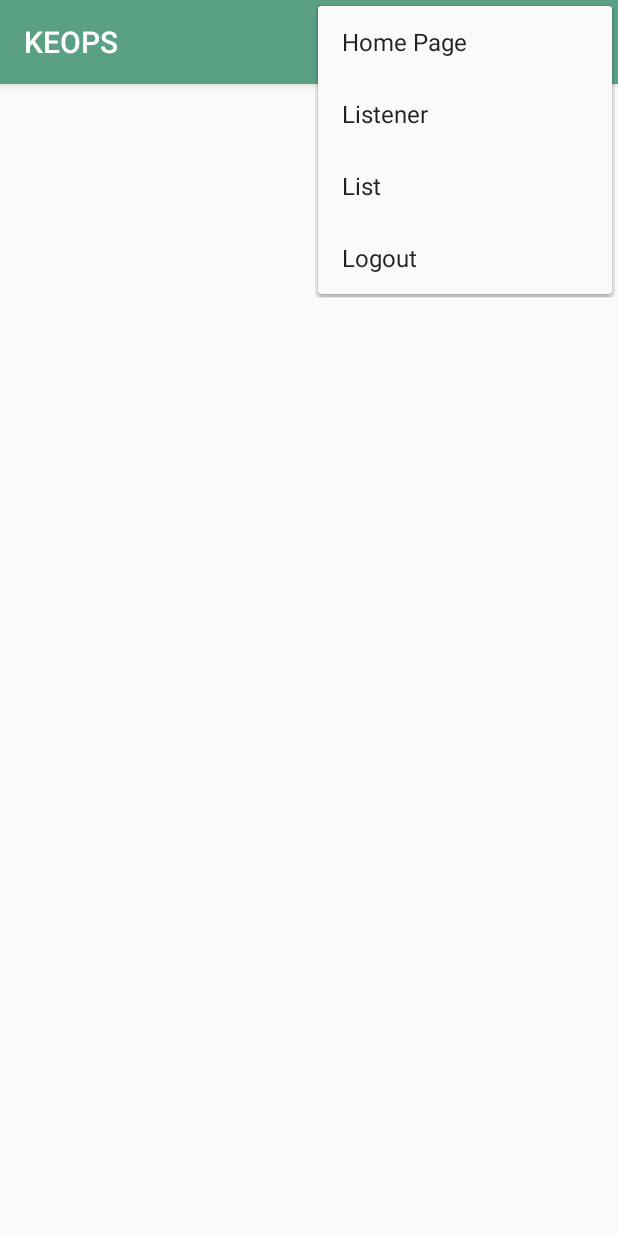
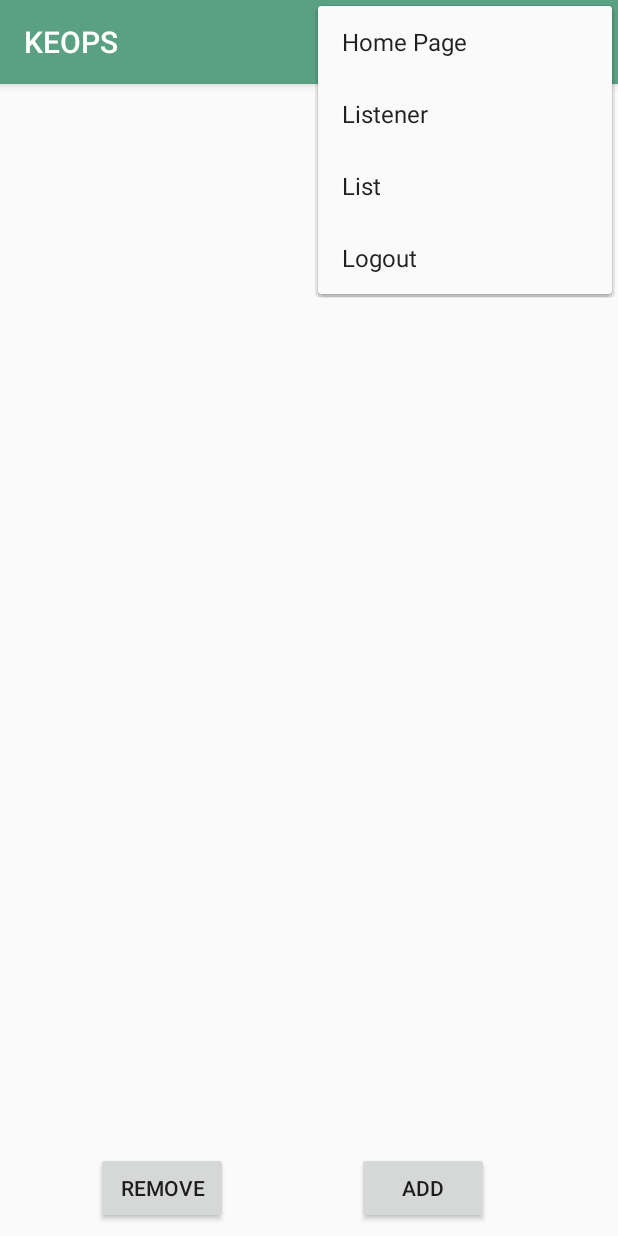
Before and after one commit to KeopsEtu/KeopsMobileFinal, an Android app: the screen it shows after launch once a user with an empty profile is signed in (feedActivity), with the options menu open, on a phone screen of 412 x 824 dp. Run offline under Robolectric (Android 15) with nearby library versions, the phone set to English and light mode, and no system bars; our stand-ins replace Firebase (no records; nobody signed in at launch, a user with empty details on screens opened directly).

Commit message:
Remove ve add buttonları eklendi

```diff
--- a/app/src/main/java/com/example/user/keops/feedActivity.java
+++ b/app/src/main/java/com/example/user/keops/feedActivity.java
@@ -114,4 +114,13 @@ public class feedActivity extends AppCompatActivity {
             }
         });
     }
+
+    public void removeButton(View view){
+
+    }
+
+    public void addButton(View view){
+        Intent intent = new Intent(getApplicationContext(), addItemViaKeyboardActivity.class);
+        startActivity(intent);
+    }
 }
--- a/app/src/main/res/layout/activity_feed.xml
+++ b/app/src/main/res/layout/activity_feed.xml
@@ -8,8 +8,40 @@
 
     <ListView
         android:id="@+id/listView"
-        android:layout_width="395dp"
-        android:layout_height="715dp"
-        tools:layout_editor_absoluteX="8dp"
-        tools:layout_editor_absoluteY="8dp" />
+        android:layout_width="0dp"
+        android:layout_height="0dp"
+        android:layout_marginStart="8dp"
+        android:layout_marginTop="8dp"
+        android:layout_marginEnd="8dp"
+        android:layout_marginBottom="14dp"
+        app:layout_constraintBottom_toTopOf="@+id/removeButton"
+        app:layout_constraintEnd_toEndOf="parent"
+        app:layout_constraintStart_toStartOf="parent"
+        app:layout_constraintTop_toTopOf="parent" />
+
+    <Button
+        android:id="@+id/removeButton"
+        android:layout_width="wrap_content"
+        android:layout_height="wrap_content"
+        android:layout_marginStart="64dp"
+        android:layout_marginBottom="8dp"
+        android:onClick="removeButton"
+        android:text="Remove"
+        app:layout_constraintBottom_toBottomOf="parent"
+        app:layout_constraintStart_toStartOf="parent" />
+
+    <Button
+        android:id="@+id/addButton"
+        android:layout_width="wrap_content"
+        android:layout_height="wrap_content"
+        android:layout_marginStart="8dp"
+        android:layout_marginTop="14dp"
+        android:layout_marginEnd="8dp"
+        android:layout_marginBottom="8dp"
+        android:onClick="addButton"
+        android:text="Add"
+        app:layout_constraintBottom_toBottomOf="parent"
+        app:layout_constraintEnd_toEndOf="parent"
+        app:layout_constraintStart_toEndOf="@+id/removeButton"
+        app:layout_constraintTop_toBottomOf="@+id/listView" />
 </android.support.constraint.ConstraintLayout>
```
